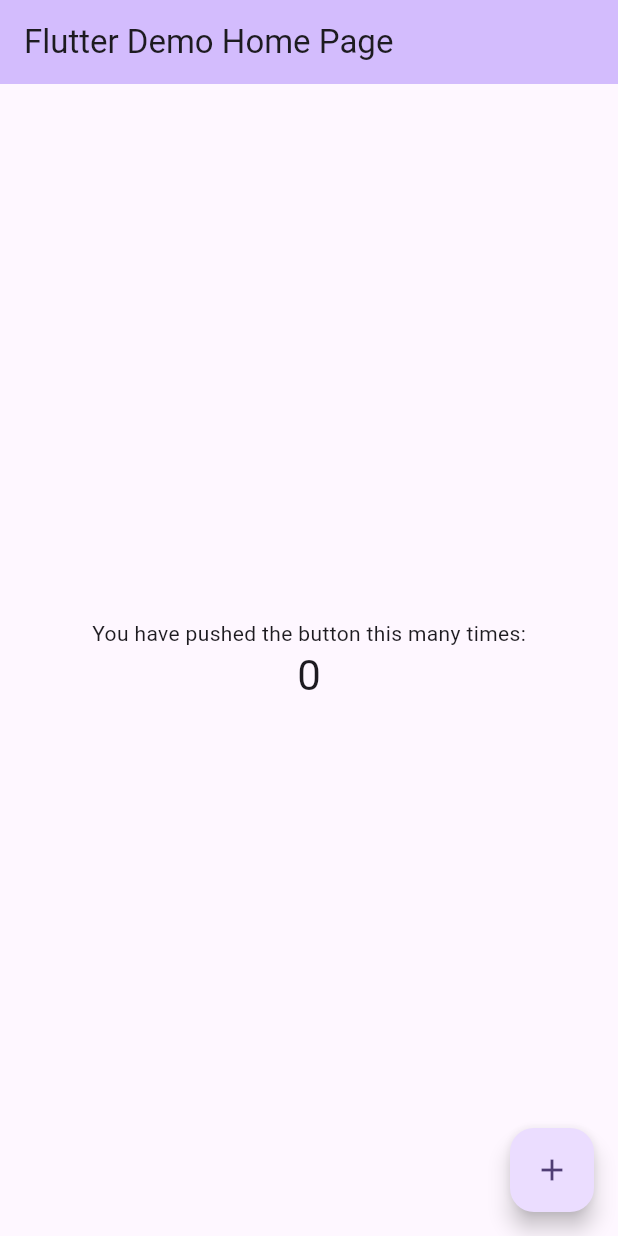
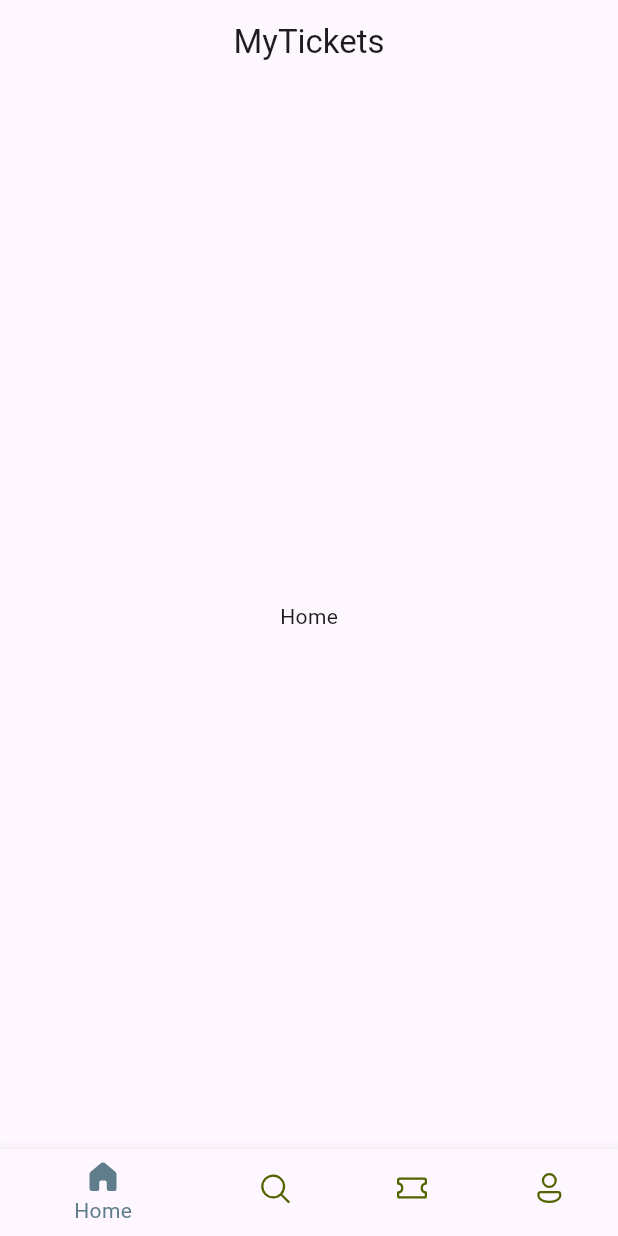
Before and after one commit to alesh100/ticket_app, a Flutter app: the screen it shows after launch, on a phone screen of 412 x 824 dp. Run offline on Flutter 3.47's test engine with Material 3 defaults, Android fonts, the phone set to English and light mode, and no system bars; our stand-ins replace fluentui_icons.

Commit message:
second commit

```diff
--- /dev/null
+++ b/lib/base/bottom_nav_bar.dart
@@ -0,0 +1,58 @@
+import 'package:fluentui_icons/fluentui_icons.dart';
+import 'package:flutter/cupertino.dart';
+import 'package:flutter/material.dart';
+
+class BottomNavBar extends StatefulWidget {
+  const BottomNavBar({super.key});
+
+  @override
+  State<BottomNavBar> createState() => _BottomNavBarState();
+}
+
+class _BottomNavBarState extends State<BottomNavBar> {
+  final appScreen = [
+    const Center(child: Text("Home"),),
+    const Center(child: Text("Search"),),
+    const Center(child: Text("Tickets"),),
+    const Center(child: Text("Profile"),),
+  ];
+
+  //change our index for buttomNavBar
+  int _selectedIndex = 0;
+  void _onItemTapped(int index){
+    setState(() {
+      _selectedIndex = index;
+    });
+
+  }
+  @override
+  Widget build(BuildContext context) {
+    return Scaffold(
+      appBar: AppBar(
+        title: const Center(child: Text("MyTickets")),
+      ),
+      body: appScreen[_selectedIndex],
+      bottomNavigationBar: BottomNavigationBar(
+        currentIndex: _selectedIndex,
+        onTap: _onItemTapped,
+        selectedItemColor: Colors.blueGrey,
+        unselectedItemColor: const Color(0xff526400),
+        showUnselectedLabels: false,
+        items: const [
+          BottomNavigationBarItem(icon: Icon(FluentSystemIcons.ic_fluent_home_regular),
+              activeIcon: Icon(FluentSystemIcons.ic_fluent_home_filled),
+              label: "Home"),
+          BottomNavigationBarItem(icon: Icon(FluentSystemIcons.ic_fluent_search_regular),
+              activeIcon: Icon(FluentSystemIcons.ic_fluent_search_filled),
+              label: "Home"),
+          BottomNavigationBarItem(icon: Icon(FluentSystemIcons.ic_fluent_ticket_regular),
+              activeIcon: Icon(FluentSystemIcons.ic_fluent_ticket_filled),
+              label: "Home"),
+          BottomNavigationBarItem(icon: Icon(FluentSystemIcons.ic_fluent_person_regular),
+              activeIcon: Icon(FluentSystemIcons.ic_fluent_person_filled),
+              label: "Home"),
+        ],
+      ),
+    );
+  }
+}
--- a/lib/main.dart
+++ b/lib/main.dart
@@ -1,4 +1,5 @@
 import 'package:flutter/material.dart';
+import 'package:ticket_app/base/bottom_nav_bar.dart';
 
 void main() {
   runApp(const MyApp());
@@ -7,119 +8,15 @@ void main() {
 class MyApp extends StatelessWidget {
   const MyApp({super.key});
 
-  // This w idget is the root of your application.
   @override
   Widget build(BuildContext context) {
     return MaterialApp(
       title: 'Flutter Demo',
       theme: ThemeData(
-        // This is the theme of your application.
-        //
-        // TRY THIS: Try running your application with "flutter run". You'll see
-        // the application has a purple toolbar. Then, without quitting the app,
-        // try changing the seedColor in the colorScheme below to Colors.green
-        // and then invoke "hot reload" (save your changes or press the "hot
-        // reload" button in a Flutter-supported IDE, or press "r" if you used
-        // the command line to start the app).
-        //
-        // Notice that the counter didn't reset back to zero; the application
-        // state is not lost during the reload. To reset the state, use hot
-        // restart instead.
-        //
-        // This works for code too, not just values: Most code changes can be
-        // tested with just a hot reload.
         colorScheme: ColorScheme.fromSeed(seedColor: Colors.deepPurple),
         useMaterial3: true,
       ),
-      home: const MyHomePage(title: 'Flutter Demo Home Page'),
+      home:  BottomNavBar(),
     );
   }
 }
-
-class MyHomePage extends StatefulWidget {
-  const MyHomePage({super.key, required this.title});
-
-  // This widget is the home page of your application. It is stateful, meaning
-  // that it has a State object (defined below) that contains fields that affect
-  // how it looks.
-
-  // This class is the configuration for the state. It holds the values (in this
-  // case the title) provided by the parent (in this case the App widget) and
-  // used by the build method of the State. Fields in a Widget subclass are
-  // always marked "final".
-
-  final String title;
-
-  @override
-  State<MyHomePage> createState() => _MyHomePageState();
-}
-
-class _MyHomePageState extends State<MyHomePage> {
-  int _counter = 0;
-
-  void _incrementCounter() {
-    setState(() {
-      // This call to setState tells the Flutter framework that something has
-      // changed in this State, which causes it to rerun the build method below
-      // so that the display can reflect the updated values. If we changed
-      // _counter without calling setState(), then the build method would not be
-      // called again, and so nothing would appear to happen.
-      _counter++;
-    });
-  }
-
-  @override
-  Widget build(BuildContext context) {
-    // This method is rerun every time setState is called, for instance as done
-    // by the _incrementCounter method above.
-    //
-    // The Flutter framework has been optimized to make rerunning build methods
-    // fast, so that you can just rebuild anything that needs updating rather
-    // than having to individually change instances of widgets.
-    return Scaffold(
-      appBar: AppBar(
-        // TRY THIS: Try changing the color here to a specific color (to
-        // Colors.amber, perhaps?) and trigger a hot reload to see the AppBar
-        // change color while the other colors stay the same.
-        backgroundColor: Theme.of(context).colorScheme.inversePrimary,
-        // Here we take the value from the MyHomePage object that was created by
-        // the App.build method, and use it to set our appbar title.
-        title: Text(widget.title),
-      ),
-      body: Center(
-        // Center is a layout widget. It takes a single child and positions it
-        // in the middle of the parent.
-        child: Column(
-          // Column is also a layout widget. It takes a list of children and
-          // arranges them vertically. By default, it sizes itself to fit its
-          // children horizontally, and tries to be as tall as its parent.
-          //
-          // Column has various properties to control how it sizes itself and
-          // how it positions its children. Here we use mainAxisAlignment to
-          // center the children vertically; the main axis here is the vertical
-          // axis because Columns are vertical (the cross axis would be
-          // horizontal).
-          //
-          // TRY THIS: Invoke "debug painting" (choose the "Toggle Debug Paint"
-          // action in the IDE, or press "p" in the console), to see the
-          // wireframe for each widget.
-          mainAxisAlignment: MainAxisAlignment.center,
-          children: <Widget>[
-            const Text(
-              'You have pushed the button this many times:',
-            ),
-            Text(
-              '$_counter',
-              style: Theme.of(context).textTheme.headlineMedium,
-            ),
-          ],
-        ),
-      ),
-      floatingActionButton: FloatingActionButton(
-        onPressed: _incrementCounter,
-        tooltip: 'Increment',
-        child: const Icon(Icons.add),
-      ), // This trailing comma makes auto-formatting nicer for build methods.
-    );
-  }
-}
--- a/pubspec.yaml
+++ b/pubspec.yaml
@@ -35,6 +35,7 @@ dependencies:
   # The following adds the Cupertino Icons font to your application.
   # Use with the CupertinoIcons class for iOS style icons.
   cupertino_icons: ^1.0.6
+  fluentui_icons: ^1.0.0
 
 dev_dependencies:
   flutter_test:
```
Also changed, not shown: pubspec.lock.
